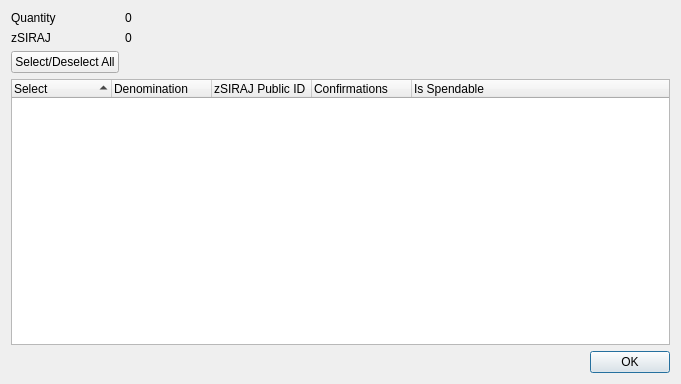
Old version of the form src/qt/forms/zzndcontroldialog.ui in the repository spayse/hello_world.
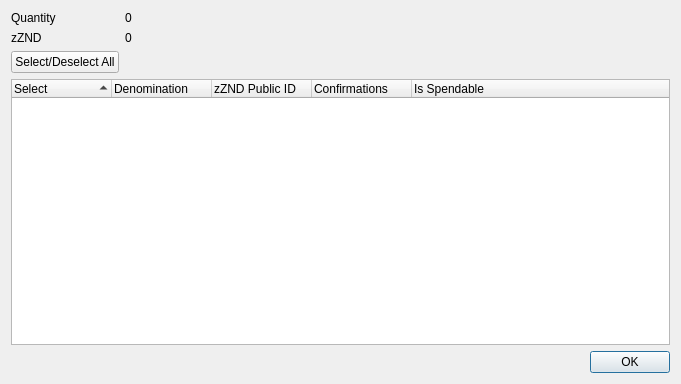
New version of the form.

What changed in the file:
```diff
--- a/src/qt/forms/zzndcontroldialog.ui
+++ b/src/qt/forms/zzndcontroldialog.ui
@@ -42,7 +42,7 @@
      <item row="1" column="0">
       <widget class="QLabel" name="labelZSIRAJ">
        <property name="text">
-        <string>zSIRAJ</string>
+        <string>zZND</string>
        </property>
       </widget>
      </item>
@@ -96,7 +96,7 @@
        </column>
        <column>
         <property name="text">
-         <string notr="true">zSIRAJ Public ID</string>
+         <string notr="true">zZND Public ID</string>
         </property>
        </column>
        <column>
```
Left out of the diff: 14 changed lines with no effect on the pictures.
